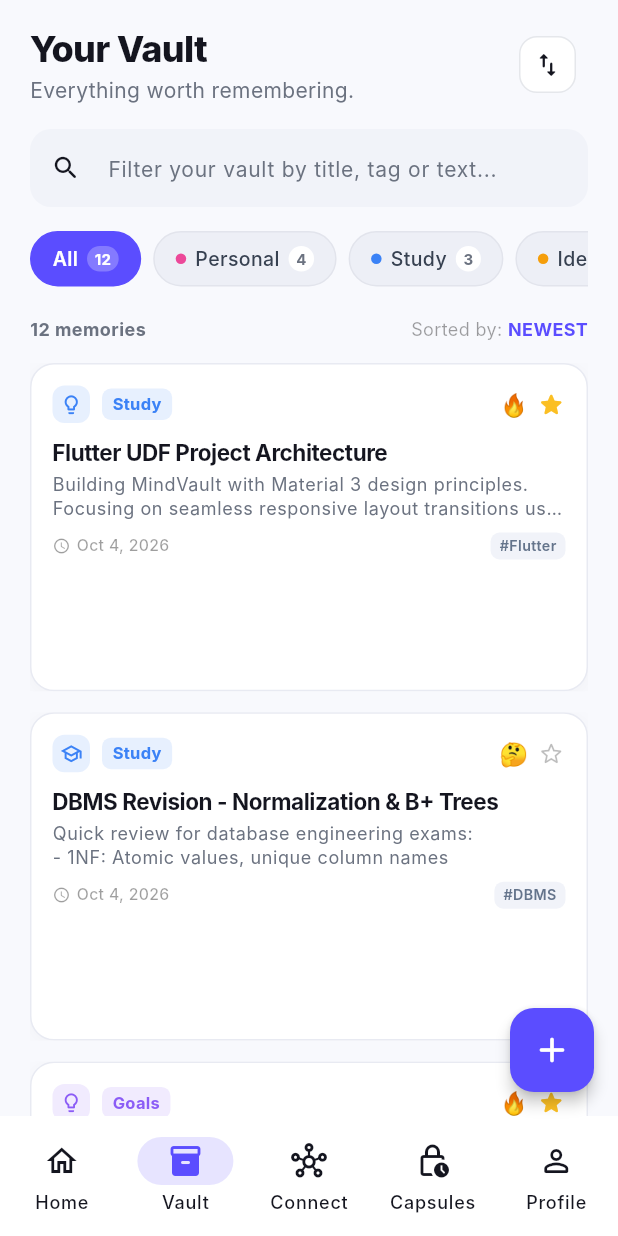
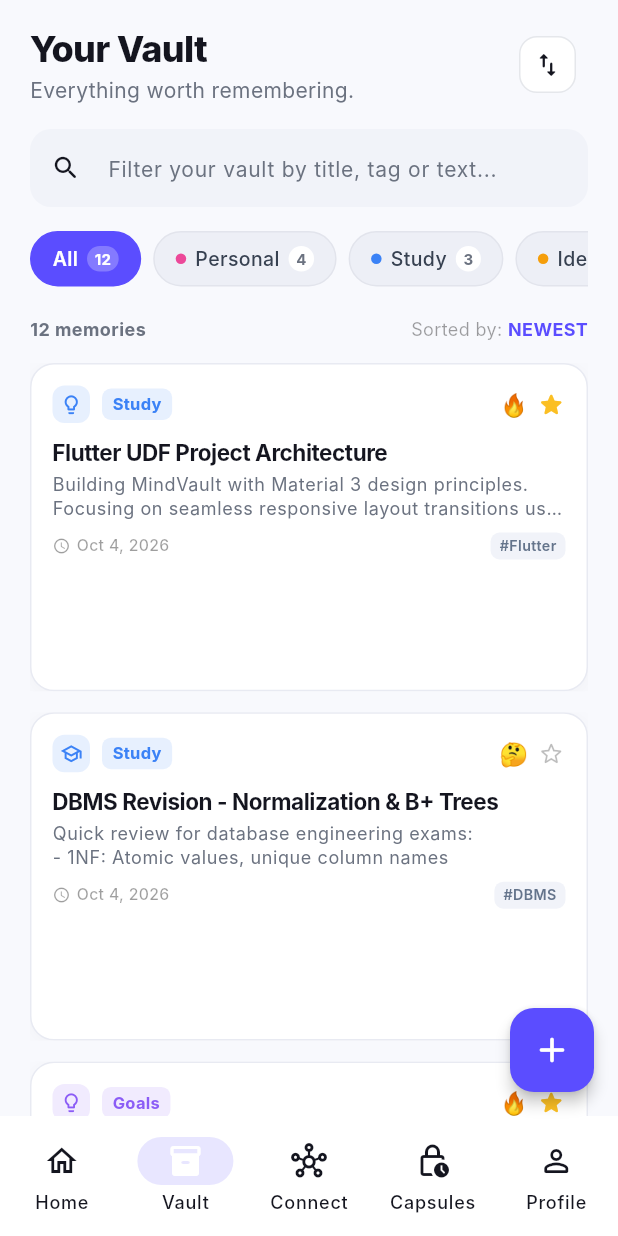
Before and after one commit to tejaswi-a07/mindvault, a Flutter app: the screen it shows after launch, item 2 of the bottom bar chosen, on a phone screen of 412 x 824 dp. Run offline on Flutter 3.47's test engine with Material 3 defaults, Android fonts, the phone set to English and light mode, and no system bars; our stand-ins replace shared_preferences; Roboto replaces fonts that are missing (Inter).

Commit message:
Polish responsive navigation and fix desktop rail layout

```diff
--- a/lib/screens/main_navigation_screen.dart
+++ b/lib/screens/main_navigation_screen.dart
@@ -1,11 +1,12 @@
 import 'package:flutter/material.dart';
+
 import '../theme/app_theme.dart';
 import '../widgets/quick_capture_sheet.dart';
+import 'capsules_screen.dart';
+import 'connect_screen.dart';
 import 'home_screen.dart';
+import 'profile_screen.dart';
 import 'vault_screen.dart';
-import 'connect_screen.dart';
-import 'capsules_screen.dart';
-import 'profile_screen.dart';
 
 class MainNavigationScreen extends StatefulWidget {
   const MainNavigationScreen({super.key});
@@ -17,13 +18,15 @@ class MainNavigationScreen extends StatefulWidget {
 class _MainNavigationScreenState extends State<MainNavigationScreen> {
   int _currentIndex = 0;
 
-  final List<Widget> _screens = const [
+  static const _screens = <Widget>[
     HomeScreen(),
     VaultScreen(),
     ConnectScreen(),
     CapsulesScreen(),
     ProfileScreen(),
   ];
+
+  void _selectTab(int index) => setState(() => _currentIndex = index);
 
   @override
   Widget build(BuildContext context) {
@@ -32,56 +35,48 @@ class _MainNavigationScreenState extends State<MainNavigationScreen> {
 
     return LayoutBuilder(
       builder: (context, constraints) {
-        final isDesktop = constraints.maxWidth >= 800;
+        final isDesktop = constraints.maxWidth >= 900;
+        final isWide = constraints.maxWidth >= 1150;
 
         if (isDesktop) {
-          // Desktop & Tablet Navigation Rail Layout
           return Scaffold(
             body: Row(
               children: [
-                // Left Navigation Rail
                 NavigationRail(
                   selectedIndex: _currentIndex,
-                  onDestinationSelected: (index) {
-                    setState(() => _currentIndex = index);
-                  },
-                  backgroundColor: isDark ? const Color(0xFF13141E) : Colors.white,
-                  minWidth: 72,
-                  minExtendedWidth: 200,
-                  extended: constraints.maxWidth >= 1050,
+                  onDestinationSelected: _selectTab,
+                  backgroundColor: isDark ? AppTheme.darkSurface : Colors.white,
+                  indicatorColor: AppTheme.primaryViolet.withOpacity(0.14),
+                  minWidth: 78,
+                  minExtendedWidth: 220,
+                  extended: isWide,
                   leading: Padding(
-                    padding: const EdgeInsets.symmetric(vertical: 20),
+                    padding: const EdgeInsets.fromLTRB(12, 20, 12, 28),
                     child: Column(
                       children: [
                         Row(
                           mainAxisSize: MainAxisSize.min,
                           children: [
                             Container(
-                              padding: const EdgeInsets.all(8),
+                              padding: const EdgeInsets.all(9),
                               decoration: BoxDecoration(
-                                color: AppTheme.primaryViolet,
-                                borderRadius: BorderRadius.circular(12),
+                                gradient: const LinearGradient(
+                                  colors: [AppTheme.primaryViolet, AppTheme.primaryVioletLight],
                                 ),
-                              child: const Icon(
-                                Icons.auto_awesome,
-                                color: Colors.white,
-                                size: 20,
+                                borderRadius: BorderRadius.circular(13),
                               ),
+                              child: const Icon(Icons.auto_awesome_rounded, color: Colors.white, size: 20),
                             ),
-                            if (constraints.maxWidth >= 1050) ...[
+                            if (isWide) ...[
                               const SizedBox(width: 10),
                               const Text(
                                 'MINDVAULT',
-                                style: TextStyle(
-                                  fontWeight: FontWeight.w900,
-                                  letterSpacing: 1.2,
-                                  fontSize: 15,
-                                ),
+                                style: TextStyle(fontWeight: FontWeight.w900, letterSpacing: 1.2, fontSize: 15),
                               ),
                             ],
                           ],
                         ),
-                        const SizedBox(height: 24),
+                        const SizedBox(height: 22),
                         FloatingActionButton.small(
                           onPressed: () => QuickCaptureSheet.show(context),
                           backgroundColor: AppTheme.primaryViolet,
@@ -120,12 +115,20 @@ class _MainNavigationScreenState extends State<MainNavigationScreen> {
                     ),
                   ],
                 ),
-              const VerticalDivider(width: 1, thickness: 1),
-              // Main Screen Area
+                VerticalDivider(
+                  width: 1,
+                  thickness: 1,
+                  color: isDark ? AppTheme.darkBorder : AppTheme.lightBorder,
+                ),
                 Expanded(
                   child: AnimatedSwitcher(
                     duration: const Duration(milliseconds: 250),
+                    switchInCurve: Curves.easeOut,
+                    switchOutCurve: Curves.easeIn,
+                    child: KeyedSubtree(
+                      key: ValueKey(_currentIndex),
                       child: _screens[_currentIndex],
+                    ),
                   ),
                 ),
               ],
@@ -133,57 +136,37 @@ class _MainNavigationScreenState extends State<MainNavigationScreen> {
           );
         }
 
-      // Mobile Navigation Bar Layout
         return Scaffold(
           body: AnimatedSwitcher(
             duration: const Duration(milliseconds: 250),
+            child: KeyedSubtree(
+              key: ValueKey(_currentIndex),
               child: _screens[_currentIndex],
+            ),
           ),
           bottomNavigationBar: NavigationBar(
             selectedIndex: _currentIndex,
             elevation: 2,
-          backgroundColor: isDark ? const Color(0xFF13141F) : Colors.white,
-          indicatorColor: AppTheme.primaryViolet.withOpacity(0.15),
-          onDestinationSelected: (index) {
-            setState(() => _currentIndex = index);
-          },
-          destinations: [
-            NavigationDestination(
-              icon: const Icon(Icons.home_outlined),
-              selectedIcon: const Icon(Icons.home_rounded, color: AppTheme.primaryViolet),
-              label: 'Home',
-            ),
-            NavigationDestination(
-              icon: const Icon(Icons.inventory_2_outlined),
-              selectedIcon: const Icon(Icons.inventory_2_rounded, color: AppTheme.primaryViolet),
-              label: 'Vault',
-            ),
-            NavigationDestination(
-              icon: const Icon(Icons.hub_outlined),
-              selectedIcon: const Icon(Icons.hub_rounded, color: AppTheme.primaryViolet),
-              label: 'Connect',
-            ),
-            NavigationDestination(
-              icon: const Icon(Icons.lock_clock_outlined),
-              selectedIcon: const Icon(Icons.lock_clock_rounded, color: AppTheme.primaryViolet),
-              label: 'Capsules',
-            ),
-            NavigationDestination(
-              icon: const Icon(Icons.person_outline_rounded),
-              selectedIcon: const Icon(Icons.person_rounded, color: AppTheme.primaryViolet),
-              label: 'Profile',
-            ),
+            backgroundColor: isDark ? AppTheme.darkSurface : Colors.white,
+            indicatorColor: AppTheme.primaryViolet.withOpacity(0.14),
+            onDestinationSelected: _selectTab,
+            destinations: const [
+              NavigationDestination(icon: Icon(Icons.home_outlined), selectedIcon: Icon(Icons.home_rounded), label: 'Home'),
+              NavigationDestination(icon: Icon(Icons.inventory_2_outlined), selectedIcon: Icon(Icons.inventory_2_rounded), label: 'Vault'),
+              NavigationDestination(icon: Icon(Icons.hub_outlined), selectedIcon: Icon(Icons.hub_rounded), label: 'Connect'),
+              NavigationDestination(icon: Icon(Icons.lock_clock_outlined), selectedIcon: Icon(Icons.lock_clock_rounded), label: 'Capsules'),
+              NavigationDestination(icon: Icon(Icons.person_outline_rounded), selectedIcon: Icon(Icons.person_rounded), label: 'Profile'),
             ],
           ),
-        floatingActionButton: _currentIndex != 2 // Hide on Connect graph to give full canvas
-            ? FloatingActionButton(
+          floatingActionButton: _currentIndex == 2
+              ? null
+              : FloatingActionButton(
                   onPressed: () => QuickCaptureSheet.show(context),
-                backgroundColor: AppTheme.primaryViolet,
-                foregroundColor: Colors.white,
+                  tooltip: 'Quick Capture',
                   child: const Icon(Icons.add_rounded, size: 28),
-              )
-            : null,
+                ),
         );
-    });
+      },
+    );
   }
 }
```
Lines whose indentation alone changed are shown as unchanged.
